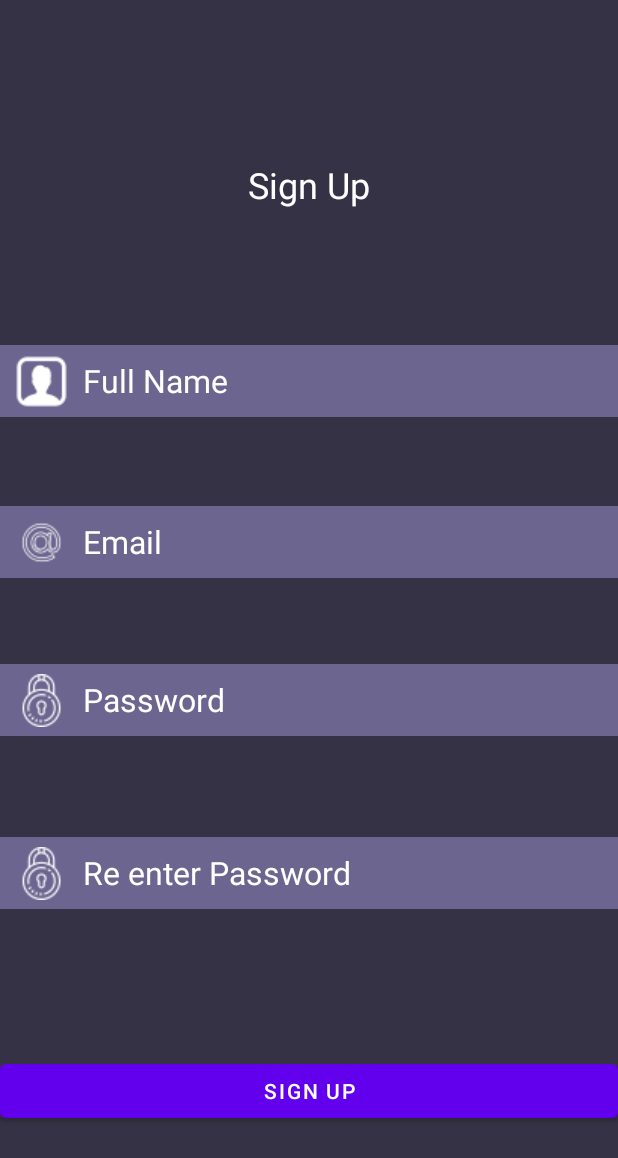
After one commit to aathil-Mr-ITGuy/LoginScreen, an Android app: the SignUp screen opened directly, with no data from a screen before it, on a phone screen of 412 x 824 dp. The commit adds this screen. Shown: the top 1158 px of the screen. Run offline under Robolectric (Android 15) with nearby library versions, the phone set to English and light mode, and no system bars; libraries missing offline, so code that uses them is left out: com.wajahatkarim3.easyvalidation; Roboto replaces fonts that are not available here.

Commit message:
Sign up and everything finished

```diff
--- a/app/src/main/AndroidManifest.xml
+++ b/app/src/main/AndroidManifest.xml
@@ -8,8 +8,11 @@
         android:label="@string/app_name"
         android:roundIcon="@mipmap/ic_launcher_round"
         android:supportsRtl="true"
-        android:theme="@style/Theme.LoginScreen" >
-        <activity android:name=".ForgetPassword"  android:theme="@style/Theme.LoginScreen.NoActionBar"></activity>
+        android:theme="@style/Theme.LoginScreen">
+        <activity android:name=".SignUp" android:theme="@style/Theme.LoginScreen.NoActionBar" ></activity>
+        <activity
+            android:name=".ForgetPassword"
+            android:theme="@style/Theme.LoginScreen.NoActionBar" />
         <activity
             android:name=".SplashActivity"
             android:theme="@style/Theme.LoginScreen.NoActionBar">
@@ -19,7 +22,6 @@
                 <category android:name="android.intent.category.LAUNCHER" />
             </intent-filter>
         </activity>
-
         <activity
             android:name=".MainActivity"
             android:theme="@style/Theme.LoginScreen.NoActionBar">
--- a/app/src/main/java/com/aathil/loginscreen/MainActivity.kt
+++ b/app/src/main/java/com/aathil/loginscreen/MainActivity.kt
@@ -67,4 +67,8 @@ class MainActivity : AppCompatActivity() {
     fun showPassBtn(view: View){
         startActivity(Intent(this, ForgetPassword::class.java))
     }
+
+    fun signUp(view: View){
+        startActivity(Intent(this, SignUp::class.java))
+    }
 }
--- /dev/null
+++ b/app/src/main/java/com/aathil/loginscreen/SignUp.kt
@@ -0,0 +1,87 @@
+package com.aathil.loginscreen
+
+import androidx.appcompat.app.AppCompatActivity
+import android.os.Bundle
+import android.view.View
+import com.wajahatkarim3.easyvalidation.core.view_ktx.nonEmpty
+import com.wajahatkarim3.easyvalidation.core.view_ktx.validEmail
+import kotlinx.android.synthetic.main.activity_main.*
+import kotlinx.android.synthetic.main.activity_sign_up.*
+import kotlinx.android.synthetic.main.activity_sign_up.emailError
+import kotlinx.android.synthetic.main.activity_sign_up.emailInput
+import kotlinx.android.synthetic.main.activity_sign_up.passwordInput
+import kotlinx.android.synthetic.main.activity_main.passwordError as passwordError1
+
+class SignUp : AppCompatActivity() {
+    override fun onCreate(savedInstanceState: Bundle?) {
+        super.onCreate(savedInstanceState)
+        setContentView(R.layout.activity_sign_up)
+    }
+
+    private fun validation(){
+
+        var userName: String = nameInput.text.toString()
+        var email: String = emailInput.text.toString()
+        var password1 : String = passwordInput.text.toString()
+        var password2 : String = password2Input.text.toString()
+
+        //validation
+        var isEmailValid : Boolean = email.validEmail()
+        var isNameValid: Boolean = userName.nonEmpty()
+        var isPassword1Valid: Boolean = password1.nonEmpty()
+        var isPassword2Valid: Boolean = password2.nonEmpty()
+
+        //email
+        if(isEmailValid){
+
+            emailError.text = " "
+        }
+        else{
+
+            emailError.text = "Please Insert Valid email"
+        }
+
+        //name
+        if(isNameValid){
+
+            nameError.text = " "
+        }
+        else{
+
+            nameError.text = "Please Insert Valid email"
+        }
+
+        //password1
+        if(isPassword1Valid){
+            passwordError.text = ""
+
+        }
+        else{
+
+            passwordError.text = "Password Should not be empty"
+        }
+
+        //password2
+        if(isPassword2Valid){
+            password2Error.text = ""
+
+        }
+        else{
+
+            password2Error.text = "Password Should not be empty"
+        }
+
+        if(isPassword1Valid && isPassword2Valid){
+            if(password1 != password2){
+                passwordError.text = "Passwords are not matching"
+                password2Error.text = "Passwords are not matching"
+            }
+        }
+
+    }
+
+
+    fun signUp(view: View){
+        validation()
+    }
+}
--- a/app/src/main/res/layout/activity_main.xml
+++ b/app/src/main/res/layout/activity_main.xml
@@ -111,7 +111,7 @@
         android:id="@+id/signup"
         android:layout_width="match_parent"
         android:layout_height="wrap_content"
-
+        android:onClick="signUp"
         android:layout_marginBottom="120dp"
         android:text="Sign Up"
         app:layout_constraintBottom_toBottomOf="parent"
--- /dev/null
+++ b/app/src/main/res/layout/activity_sign_up.xml
@@ -0,0 +1,191 @@
+<?xml version="1.0" encoding="utf-8"?>
+<androidx.constraintlayout.widget.ConstraintLayout xmlns:android="http://schemas.android.com/apk/res/android"
+    xmlns:app="http://schemas.android.com/apk/res-auto"
+    xmlns:tools="http://schemas.android.com/tools"
+    android:layout_width="match_parent"
+    android:layout_height="match_parent"
+    android:background="@color/backBack"
+    tools:context=".SignUp">
+
+<!--    Sign up-->
+    <TextView
+        android:id="@+id/signup"
+        android:layout_width="wrap_content"
+        android:layout_height="wrap_content"
+        android:layout_marginTop="99dp"
+        android:layout_marginBottom="83dp"
+        android:gravity="center"
+        android:text="Sign Up"
+        android:textColor="@color/white"
+        android:textSize="24dp"
+        app:layout_constraintBottom_toTopOf="@+id/nameInput"
+        app:layout_constraintEnd_toEndOf="parent"
+        app:layout_constraintStart_toStartOf="parent"
+        app:layout_constraintTop_toTopOf="parent" />
+
+    <!--    Name -->
+    <EditText
+        android:id="@+id/nameInput"
+        android:layout_width="match_parent"
+        android:layout_height="48dp"
+        android:layout_marginBottom="13dp"
+        android:background="@color/backBackLight"
+        android:drawableStart="@drawable/name"
+        android:drawablePadding="10dp"
+        android:ems="10"
+        android:hint="Full Name"
+        android:inputType="textPersonName"
+        android:padding="10dp"
+        android:textColor="@color/white"
+        android:textColorHint="@color/white"
+        android:textSize="21sp"
+        app:layout_constraintBottom_toTopOf="@+id/nameError"
+        app:layout_constraintStart_toStartOf="parent"
+        app:layout_constraintTop_toBottomOf="@+id/signup" />
+
+    <TextView
+        android:id="@+id/nameError"
+        android:layout_width="match_parent"
+        android:layout_height="wrap_content"
+        android:layout_marginLeft="10dp"
+        android:layout_marginTop="3dp"
+        android:layout_marginBottom="5dp"
+        android:gravity="left"
+        android:text=""
+        android:textColor="@color/red"
+        app:layout_constraintBottom_toTopOf="@+id/emailInput"
+        app:layout_constraintEnd_toEndOf="parent"
+        app:layout_constraintStart_toStartOf="parent"
+        app:layout_constraintTop_toBottomOf="@+id/nameInput" />
+
+    <!--    Email-->
+    <EditText
+        android:id="@+id/emailInput"
+        android:layout_width="match_parent"
+        android:layout_height="48dp"
+        android:layout_marginTop="4dp"
+        android:layout_marginBottom="13dp"
+        android:background="@color/backBackLight"
+        android:drawableStart="@drawable/email_mini"
+        android:drawablePadding="10dp"
+        android:ems="10"
+        android:hint="Email"
+        android:inputType="textEmailAddress"
+        android:padding="10dp"
+        android:textColor="@color/white"
+        android:textColorHint="@color/white"
+        android:textSize="21sp"
+        app:layout_constraintBottom_toTopOf="@+id/emailError"
+        app:layout_constraintTop_toBottomOf="@+id/nameError"
+        tools:layout_editor_absoluteX="8dp" />
+
+    <TextView
+        android:id="@+id/emailError"
+        android:layout_width="match_parent"
+        android:layout_height="wrap_content"
+        android:layout_marginLeft="10dp"
+        android:layout_marginTop="5dp"
+        android:layout_marginBottom="5dp"
+        android:gravity="left"
+        android:text=""
+        android:textColor="@color/red"
+        app:layout_constraintBottom_toBottomOf="parent"
+        app:layout_constraintEnd_toEndOf="parent"
+        app:layout_constraintHorizontal_bias="0.0"
+        app:layout_constraintStart_toStartOf="parent"
+        app:layout_constraintTop_toTopOf="parent"
+        app:layout_constraintVertical_bias="0.505" />
+
+    <!--    Password -->
+    <EditText
+        android:id="@+id/passwordInput"
+        android:layout_width="match_parent"
+        android:layout_height="48dp"
+        android:layout_marginTop="4dp"
+        android:layout_marginBottom="13dp"
+        android:background="@color/backBackLight"
+        android:drawableStart="@drawable/lock_mini"
+        android:drawablePadding="10dp"
+        android:ems="10"
+        android:hint="Password"
+        android:inputType="textPassword"
+        android:padding="10dp"
+        android:textColor="@color/white"
+        android:textColorHint="@color/white"
+        android:textSize="21sp"
+        app:layout_constraintBottom_toTopOf="@+id/passwordError"
+        app:layout_constraintEnd_toEndOf="parent"
+        app:layout_constraintHorizontal_bias="0.0"
+        app:layout_constraintStart_toStartOf="parent"
+        app:layout_constraintTop_toBottomOf="@+id/emailError" />
+
+
+    <TextView
+        android:id="@+id/passwordError"
+        android:layout_width="match_parent"
+        android:layout_height="wrap_content"
+        android:layout_marginLeft="10dp"
+        android:layout_marginTop="1dp"
+        android:layout_marginBottom="3dp"
+        android:gravity="left"
+        android:text=""
+        android:textColor="@color/red"
+        app:layout_constraintBottom_toTopOf="@+id/password2Input"
+        app:layout_constraintEnd_toEndOf="parent"
+        app:layout_constraintStart_toStartOf="parent"
+        app:layout_constraintTop_toBottomOf="@+id/passwordInput" />
+
+    <EditText
+        android:id="@+id/password2Input"
+        android:layout_width="match_parent"
+        android:layout_height="48dp"
+        android:layout_marginTop="4dp"
+        android:layout_marginBottom="16dp"
+        android:background="@color/backBackLight"
+        android:drawableStart="@drawable/lock_mini"
+        android:drawablePadding="10dp"
+        android:ems="10"
+        android:hint="Re enter Password"
+        android:inputType="textPassword"
+        android:padding="10dp"
+        android:textColor="@color/white"
+        android:textColorHint="@color/white"
+        android:textSize="21sp"
+        app:layout_constraintBottom_toTopOf="@+id/password2Error"
+        app:layout_constraintEnd_toEndOf="parent"
+        app:layout_constraintHorizontal_bias="0.0"
+        app:layout_constraintStart_toStartOf="parent"
+        app:layout_constraintTop_toBottomOf="@+id/passwordError" />
+
+    <TextView
+        android:id="@+id/password2Error"
+        android:layout_width="match_parent"
+        android:layout_height="wrap_content"
+        android:layout_marginLeft="10dp"
+        android:layout_marginTop="3dp"
+        android:layout_marginBottom="3dp"
+        android:gravity="left"
+        android:text=""
+        android:textColor="@color/red"
+        app:layout_constraintBottom_toTopOf="@+id/signupbtn"
+        app:layout_constraintEnd_toEndOf="parent"
+        app:layout_constraintStart_toStartOf="parent"
+        app:layout_constraintTop_toBottomOf="@+id/password2Input" />
+
+
+
+
+    <Button
+        android:id="@+id/signupbtn"
+        android:layout_width="match_parent"
+        android:layout_height="wrap_content"
+        android:layout_marginTop="29dp"
+        android:layout_marginBottom="60dp"
+        android:text="Sign Up"
+        android:onClick="signUp"
+        app:layout_constraintBottom_toBottomOf="parent"
+        app:layout_constraintEnd_toEndOf="parent"
+        app:layout_constraintStart_toStartOf="parent"
+        app:layout_constraintTop_toBottomOf="@+id/password2Error" />
+
+</androidx.constraintlayout.widget.ConstraintLayout>
```
Also changed, not shown: app/src/main/res/drawable/name.png (added).
